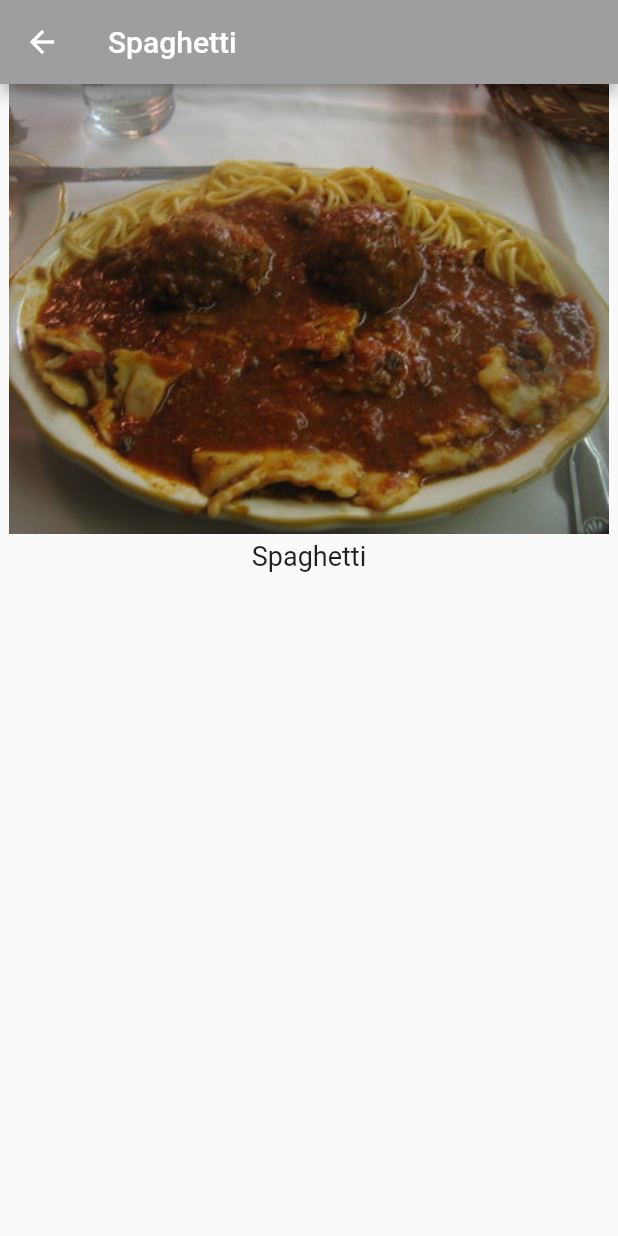
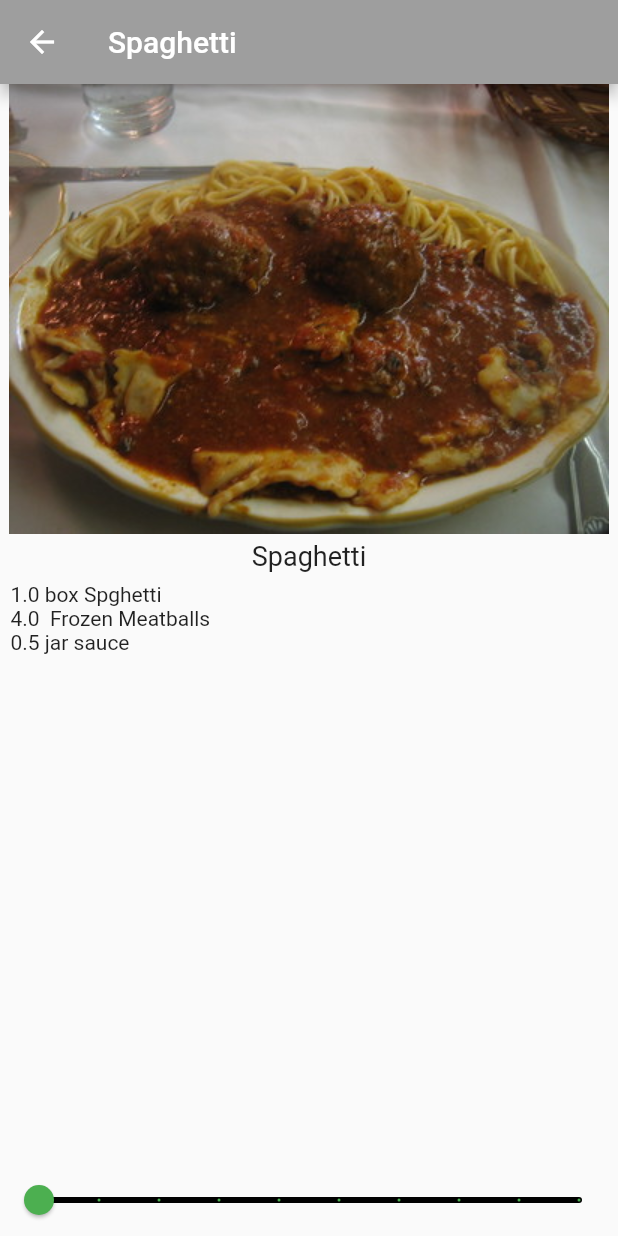
Before and after one commit to Vitafresh/katz_flutter_recipe, a Flutter app: the screen it shows after launch, after a tap on "Spaghetti", on a phone screen of 412 x 824 dp. Run offline on Flutter 3.47's test engine with Material 2 defaults, Android fonts, the phone set to English and light mode, and no system bars.

Commit message:
Slider and calc ingredients quantity

```diff
--- a/lib/recipe.dart
+++ b/lib/recipe.dart
@@ -21,7 +21,7 @@ class Recipe {
       4,
       [
         Ingredient(1, 'box', 'Spghetti'),
-        Ingredient(4, '', 'Flozen Meatballs'),
+        Ingredient(4, '', 'Frozen Meatballs'),
         Ingredient(0.5, 'jar', 'sauce'),
       ],
     ),
--- a/lib/recipe_detail.dart
+++ b/lib/recipe_detail.dart
@@ -16,8 +16,8 @@ class RecipeDetail extends StatefulWidget {
 }
 
 class _RecipeDetailState extends State<RecipeDetail> {
-  // TODO: Add _sliderVal here
-
+  // Add _sliderVal here
+  int _sliderVal = 1;
   @override
   Widget build(BuildContext context) {
     return Scaffold(
@@ -41,8 +41,34 @@ class _RecipeDetailState extends State<RecipeDetail> {
               widget.recipe.label,
               style: const TextStyle(fontSize: 18),
             ),
-            // TODO: Add Expanded
-            // TODO: Add Slider() here
+            // Add Expanded
+            Expanded(
+              child: ListView.builder(
+                padding: const EdgeInsets.all(7.0),
+                itemCount: widget.recipe.ingredients.length,
+                itemBuilder: (BuildContext context, int index) {
+                  final ingredient = widget.recipe.ingredients[index];
+                  // Add ingredient.quantity
+                  return Text(
+                      '${ingredient.quantity * _sliderVal} ${ingredient.measure} ${ingredient.name}');
+                },
+              ),
+            ),
+            // Add Slider() here
+            Slider(
+              min: 1,
+              max: 10,
+              divisions: 9,
+              label: '${_sliderVal * widget.recipe.servings} servings',
+              value: _sliderVal.toDouble(),
+              onChanged: (newValue){
+                setState(() {
+                  _sliderVal=newValue.round();
+                });
+              },
+              activeColor: Colors.green,
+              inactiveColor: Colors.black,
+            ),
           ],
         ),
       ),
```
